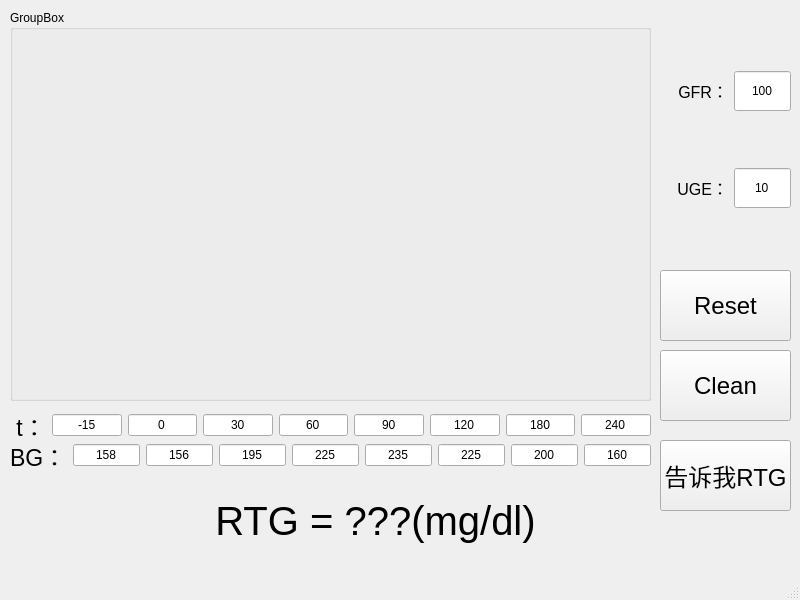
This is ui/RTG.ui in Kingdo777/RTG as Qt 5 draws it before an edit. The edited form follows.
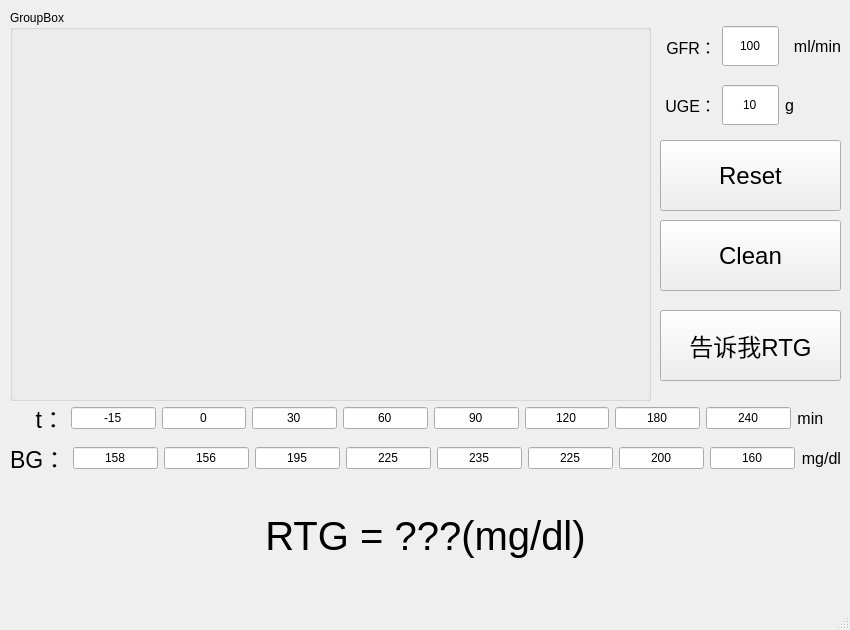
This is the edited form.

Commit message: 优化了单位显示和UI设计

```diff
--- a/ui/RTG.ui
+++ b/ui/RTG.ui
@@ -6,8 +6,8 @@
    <rect>
     <x>0</x>
     <y>0</y>
-    <width>800</width>
-    <height>600</height>
+    <width>850</width>
+    <height>630</height>
    </rect>
   </property>
   <property name="sizePolicy">
@@ -18,14 +18,14 @@
   </property>
   <property name="minimumSize">
    <size>
-    <width>800</width>
-    <height>600</height>
+    <width>850</width>
+    <height>630</height>
    </size>
   </property>
   <property name="maximumSize">
    <size>
-    <width>800</width>
-    <height>600</height>
+    <width>850</width>
+    <height>630</height>
    </size>
   </property>
   <property name="sizeIncrement">
@@ -55,9 +55,9 @@
     <property name="geometry">
      <rect>
       <x>10</x>
-      <y>410</y>
-      <width>641</width>
-      <height>31</height>
+      <y>400</y>
+      <width>831</width>
+      <height>36</height>
      </rect>
     </property>
     <layout class="QHBoxLayout" name="horizontalLayout">
@@ -69,7 +69,7 @@
         </font>
        </property>
        <property name="text">
-        <string> t：</string>
+        <string>    t：</string>
        </property>
       </widget>
      </item>
@@ -180,6 +180,21 @@
        </property>
       </widget>
      </item>
+     <item>
+      <widget class="QLabel" name="label_6">
+       <property name="font">
+        <font>
+         <pointsize>12</pointsize>
+        </font>
+       </property>
+       <property name="text">
+        <string>min    </string>
+       </property>
+       <property name="alignment">
+        <set>Qt::AlignRight|Qt::AlignTrailing|Qt::AlignVCenter</set>
+       </property>
+      </widget>
+     </item>
     </layout>
    </widget>
    <widget class="QWidget" name="verticalLayoutWidget">
@@ -187,8 +202,8 @@
      <rect>
       <x>660</x>
       <y>20</y>
-      <width>131</width>
-      <height>241</height>
+      <width>181</width>
+      <height>111</height>
      </rect>
     </property>
     <layout class="QVBoxLayout" name="verticalLayout">
@@ -230,7 +245,22 @@
           <set>Qt::AlignCenter</set>
          </property>
          <property name="placeholderText">
-          <string>dl/min</string>
+          <string>ml/min</string>
+         </property>
+        </widget>
+       </item>
+       <item>
+        <widget class="QLabel" name="label_2">
+         <property name="font">
+          <font>
+           <pointsize>12</pointsize>
+          </font>
+         </property>
+         <property name="text">
+          <string>ml/min</string>
+         </property>
+         <property name="alignment">
+          <set>Qt::AlignRight|Qt::AlignTrailing|Qt::AlignVCenter</set>
          </property>
         </widget>
        </item>
@@ -274,7 +304,22 @@
           <set>Qt::AlignCenter</set>
          </property>
          <property name="placeholderText">
-          <string>mg</string>
+          <string>g</string>
+         </property>
+        </widget>
+       </item>
+       <item>
+        <widget class="QLabel" name="label_4">
+         <property name="font">
+          <font>
+           <pointsize>12</pointsize>
+          </font>
+         </property>
+         <property name="text">
+          <string>g</string>
+         </property>
+         <property name="alignment">
+          <set>Qt::AlignLeading|Qt::AlignLeft|Qt::AlignVCenter</set>
          </property>
         </widget>
        </item>
@@ -286,8 +331,8 @@
     <property name="geometry">
      <rect>
       <x>660</x>
-      <y>440</y>
-      <width>131</width>
+      <y>310</y>
+      <width>181</width>
       <height>71</height>
      </rect>
     </property>
@@ -304,9 +349,9 @@
     <property name="geometry">
      <rect>
       <x>10</x>
-      <y>480</y>
-      <width>731</width>
-      <height>81</height>
+      <y>490</y>
+      <width>831</width>
+      <height>91</height>
      </rect>
     </property>
     <property name="font">
@@ -326,8 +371,8 @@
      <rect>
       <x>10</x>
       <y>440</y>
-      <width>641</width>
-      <height>31</height>
+      <width>831</width>
+      <height>36</height>
      </rect>
     </property>
     <layout class="QHBoxLayout" name="horizontalLayout_2">
@@ -450,32 +495,29 @@
        </property>
       </widget>
      </item>
+     <item>
+      <widget class="QLabel" name="label_5">
+       <property name="font">
+        <font>
+         <pointsize>12</pointsize>
+        </font>
+       </property>
+       <property name="text">
+        <string>mg/dl</string>
+       </property>
+       <property name="alignment">
+        <set>Qt::AlignRight|Qt::AlignTrailing|Qt::AlignVCenter</set>
+       </property>
+      </widget>
+     </item>
     </layout>
    </widget>
-   <widget class="QPushButton" name="Clean_PushButton">
-    <property name="geometry">
-     <rect>
-      <x>660</x>
-      <y>350</y>
-      <width>131</width>
-      <height>71</height>
-     </rect>
-    </property>
-    <property name="font">
-     <font>
-      <pointsize>18</pointsize>
-     </font>
-    </property>
-    <property name="text">
-     <string>Clean</string>
-    </property>
-   </widget>
    <widget class="QPushButton" name="Reset_PushButton">
     <property name="geometry">
      <rect>
       <x>660</x>
-      <y>270</y>
-      <width>131</width>
+      <y>140</y>
+      <width>181</width>
       <height>71</height>
      </rect>
     </property>
@@ -488,6 +530,24 @@
      <string>Reset</string>
     </property>
    </widget>
+   <widget class="QPushButton" name="Clean_PushButton">
+    <property name="geometry">
+     <rect>
+      <x>660</x>
+      <y>220</y>
+      <width>181</width>
+      <height>71</height>
+     </rect>
+    </property>
+    <property name="font">
+     <font>
+      <pointsize>18</pointsize>
+     </font>
+    </property>
+    <property name="text">
+     <string>Clean</string>
+    </property>
+   </widget>
   </widget>
   <widget class="QMenuBar" name="menubar">
    <property name="geometry">
```
Left out of the diff: 4 changed lines with no effect on the pictures. The commit also changes 2 other files.
